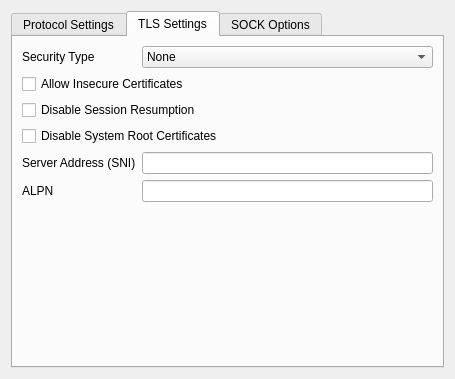
Qv2ray/Qv2ray, file src/ui/widgets/widgets/StreamSettingsWidget.ui: the form before one commit.
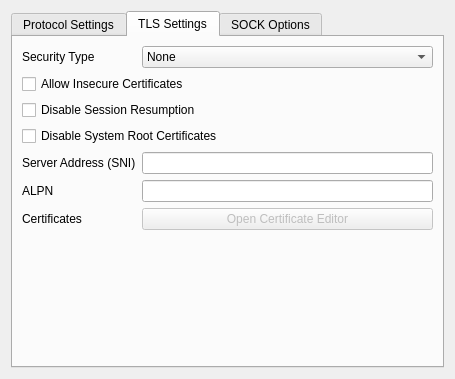
The form after the commit. The open tabs and pages were chosen to show the change.

Commit message: add: added OpenCertificateEditor dummy button

What changed in the file:
```diff
--- a/src/ui/widgets/widgets/StreamSettingsWidget.ui
+++ b/src/ui/widgets/widgets/StreamSettingsWidget.ui
@@ -718,6 +718,26 @@
          </property>
         </widget>
        </item>
+       <item row="6" column="1">
+        <widget class="QPushButton" name="openCertEditorBtn">
+         <property name="enabled">
+          <bool>false</bool>
+         </property>
+         <property name="toolTip">
+          <string notr="true">Not Implemented</string>
+         </property>
+         <property name="text">
+          <string>Open Certificate Editor</string>
+         </property>
+        </widget>
+       </item>
+       <item row="6" column="0">
+        <widget class="QLabel" name="label_9">
+         <property name="text">
+          <string>Certificates</string>
+         </property>
+        </widget>
+       </item>
       </layout>
      </widget>
      <widget class="QWidget" name="tab_2">
```
The commit also changes 5 other files.
